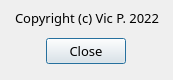
Above: src/main/resources/base/about.ui from vn-os/Qt-Websocket-Client-Secure before the change. Below: the same form after it.
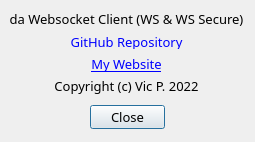
That is the form after the change. Icons and pictures are not drawn.

Diff of the .ui file:
```diff
--- a/src/main/resources/base/about.ui
+++ b/src/main/resources/base/about.ui
@@ -6,8 +6,8 @@
    <rect>
     <x>0</x>
     <y>0</y>
-    <width>173</width>
-    <height>80</height>
+    <width>255</width>
+    <height>142</height>
    </rect>
   </property>
   <property name="font">
@@ -29,10 +29,10 @@
   <widget class="QDialogButtonBox" name="buttonBox">
    <property name="geometry">
     <rect>
-     <x>45</x>
-     <y>35</y>
-     <width>81</width>
-     <height>32</height>
+     <x>90</x>
+     <y>105</y>
+     <width>75</width>
+     <height>24</height>
     </rect>
    </property>
    <property name="orientation">
@@ -42,18 +42,60 @@
     <set>QDialogButtonBox::Close</set>
    </property>
   </widget>
-  <widget class="QLabel" name="label">
+  <widget class="QWidget" name="">
    <property name="geometry">
     <rect>
-     <x>15</x>
+     <x>10</x>
      <y>10</y>
-     <width>156</width>
-     <height>16</height>
+     <width>233</width>
+     <height>84</height>
     </rect>
    </property>
-   <property name="text">
-    <string>Copyright (c) Vic P. 2022</string>
-   </property>
+   <layout class="QVBoxLayout" name="verticalLayout">
+    <item>
+     <widget class="QLabel" name="label_2">
+      <property name="text">
+       <string>da Websocket Client (WS &amp; WS Secure)</string>
+      </property>
+      <property name="alignment">
+       <set>Qt::AlignCenter</set>
+      </property>
+      <property name="openExternalLinks">
+       <bool>false</bool>
+      </property>
+     </widget>
+    </item>
+    <item>
+     <widget class="QLabel" name="label_3">
+      <property name="text">
+       <string>&lt;html&gt;&lt;head/&gt;&lt;body&gt;&lt;p&gt;&lt;a href=&quot;https://github.com/vic4key/da-Websocket-Client.git&quot;&gt;&lt;span style=&quot; text-decoration: underline; color:#0000ff;&quot;&gt;GitHub Repository&lt;/span&gt;&lt;/a&gt;&lt;/p&gt;&lt;/body&gt;&lt;/html&gt;</string>
+      </property>
+      <property name="alignment">
+       <set>Qt::AlignCenter</set>
+      </property>
+     </widget>
+    </item>
+    <item>
+     <widget class="QLabel" name="label_4">
+      <property name="text">
+       <string>&lt;html&gt;&lt;head/&gt;&lt;body&gt;&lt;p&gt;&lt;a href=&quot;https://vic.onl/&quot;&gt;&lt;span style=&quot; text-decoration: underline; color:#0000ff;&quot;&gt;My Website&lt;/span&gt;&lt;/a&gt;&lt;/p&gt;&lt;/body&gt;&lt;/html&gt;</string>
+      </property>
+      <property name="alignment">
+       <set>Qt::AlignCenter</set>
+      </property>
+     </widget>
+    </item>
+    <item>
+     <widget class="QLabel" name="label">
+      <property name="text">
+       <string>Copyright (c) Vic P. 2022</string>
+      </property>
+      <property name="alignment">
+       <set>Qt::AlignCenter</set>
+      </property>
+     </widget>
+    </item>
+   </layout>
   </widget>
  </widget>
  <resources/>
```
